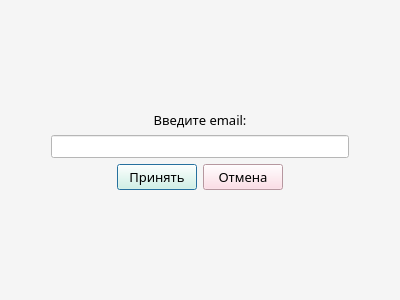
KirillLyanoy/visualProgramming2, file curs/project/beautySalon/forgotpass.ui: the form before one commit.
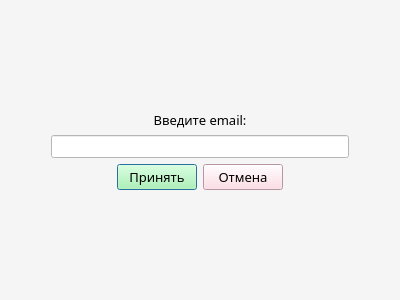
The form after the commit.

```diff
--- a/curs/project/beautySalon/forgotpass.ui
+++ b/curs/project/beautySalon/forgotpass.ui
@@ -118,7 +118,8 @@
         </font>
        </property>
        <property name="styleSheet">
-        <string notr="true">background-color: rgb(217, 255, 229)</string>
+        <string notr="true">background-color: rgb(167, 255, 162);
+outline: none;</string>
        </property>
        <property name="text">
         <string>Принять</string>
```
